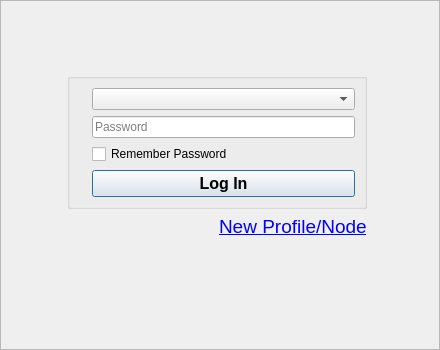
RetroShare/RetroShare, file retroshare-gui/src/gui/StartDialog.ui: the form before one commit.
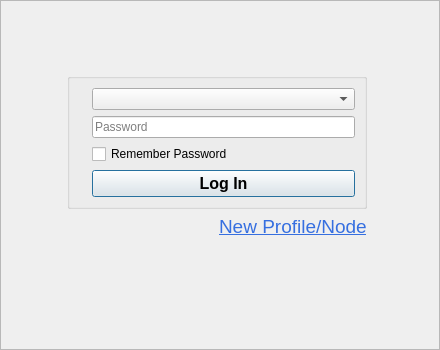
The form after the commit. Icons and pictures are not drawn. Custom widgets are drawn as their Qt base class.

Commit message:
Moved background image to light skin
*Moved backgrund image from login & profile creation page to light skin

The edit to the form file:
```diff
--- a/retroshare-gui/src/gui/StartDialog.ui
+++ b/retroshare-gui/src/gui/StartDialog.ui
@@ -346,7 +346,7 @@
 &lt;html&gt;&lt;head&gt;&lt;meta name=&quot;qrichtext&quot; content=&quot;1&quot; /&gt;&lt;style type=&quot;text/css&quot;&gt;
 p, li { white-space: pre-wrap; }
 &lt;/style&gt;&lt;/head&gt;&lt;body style=&quot; font-family:'Sans'; font-size:13pt; font-weight:400; font-style:normal;&quot;&gt;
-&lt;p style=&quot; margin-top:0px; margin-bottom:0px; margin-left:0px; margin-right:0px; -qt-block-indent:0; text-indent:0px;&quot;&gt;&lt;a href=&quot;Create new Profile...&quot;&gt;&lt;span style=&quot; font-family:'MS Shell Dlg 2'; font-size:14pt; text-decoration: underline; color:#0000ff;&quot;&gt;New Profile/Node&lt;/span&gt;&lt;/a&gt;&lt;/p&gt;&lt;/body&gt;&lt;/html&gt;</string>
+&lt;p style=&quot; margin-top:0px; margin-bottom:0px; margin-left:0px; margin-right:0px; -qt-block-indent:0; text-indent:0px;&quot;&gt;&lt;a href=&quot;Create new Profile...&quot;&gt;&lt;span style=&quot; font-family:'MS Shell Dlg 2'; font-size:14pt; text-decoration: underline; color:#366fe0;&quot;&gt;New Profile/Node&lt;/span&gt;&lt;/a&gt;&lt;/p&gt;&lt;/body&gt;&lt;/html&gt;</string>
           </property>
          </widget>
         </item>
```
The commit also changes 2 other files.
